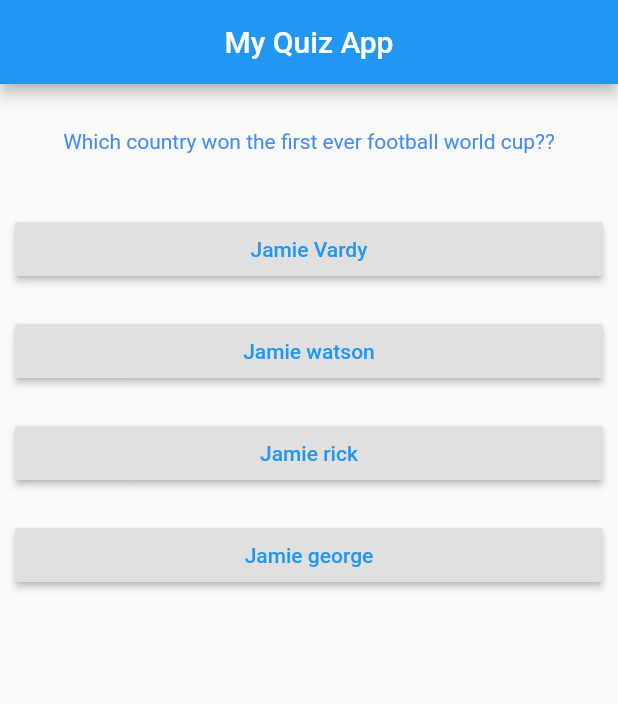
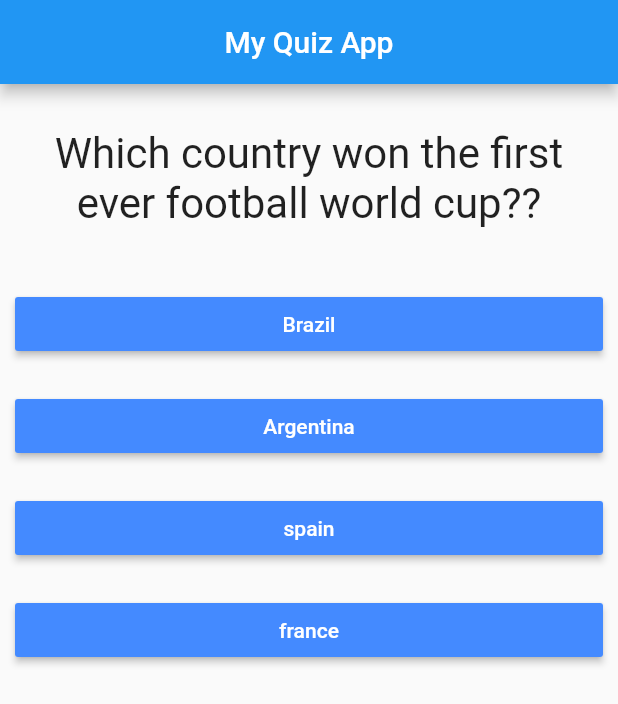
Before and after one commit to pritom006/New-Quiz-App, a Flutter app: the screen it shows after launch, after a tap on "Jamie Vardy", on a phone screen of 412 x 824 dp. Shown: the top 704 px of the screen. Run offline on Flutter 3.47's test engine with Material 2 defaults, Android fonts, the phone set to English and light mode, and no system bars.

Commit message:
this is the second commit

```diff
--- a/lib/answers.dart
+++ b/lib/answers.dart
@@ -11,16 +11,10 @@ class Answers extends StatelessWidget {
     return Container(
       width: double.infinity,
       margin: EdgeInsets.all(10),
-
-      // ignore: deprecated_member_use
       child: RaisedButton(
-        child: Text(
-          answerText,
-          style: TextStyle(
-            color: Colors.blue,
-          ),
-          textAlign: TextAlign.center,
-        ),
+        color: Colors.blueAccent,
+        textColor: Colors.white,
+        child: Text(answerText),
         onPressed: selectHandler,
       ),
     );
--- a/lib/main.dart
+++ b/lib/main.dart
@@ -26,19 +26,19 @@ class _MyAppState extends State<MyApp> {
     {
       'questionText': "Which country won the first ever football world cup??",
       'answers': [
-        {"text": "Jamie Vardy", 'score': 10},
-        {"text": "Jamie watson", 'score': 20},
-        {"text": "Jamie rick", 'score': 30},
-        {"text": "Jamie george", 'score': 40},
+        {"text": "Brazil", 'score': 10},
+        {"text": "Argentina", 'score': 20},
+        {"text": "spain", 'score': 30},
+        {"text": "france", 'score': 40},
       ],
     },
     {
       'questionText': "How many regulation strokes are there in swimming?",
       'answers': [
-        {"text": "Jamie Vardy", 'score': 10},
-        {"text": "Jamie watson", 'score': 20},
-        {"text": "Jamie rick", 'score': 30},
-        {"text": "Jamie george", 'score': 40},
+        {"text": "watson", 'score': 10},
+        {"text": "Jamie", 'score': 20},
+        {"text": "rick", 'score': 30},
+        {"text": "george", 'score': 40},
       ],
     },
     {
@@ -53,10 +53,10 @@ class _MyAppState extends State<MyApp> {
     {
       'questionText': "How many gold medals has Usain Bolt won?",
       'answers': [
-        {"text": "Jamie Vardy", 'score': 10},
-        {"text": "Jamie watson", 'score': 20},
-        {"text": "Jamie rick", 'score': 30},
-        {"text": "Jamie george", 'score': 40},
+        {"text": "2", 'score': 10},
+        {"text": "7", 'score': 20},
+        {"text": "5", 'score': 30},
+        {"text": "6", 'score': 40},
       ],
     },
     {
@@ -107,12 +107,12 @@ class _MyAppState extends State<MyApp> {
     },
     {
       'questionText':
-          "Who has won more tennis grand slam titles – Venus Williams or Serena Williams?",
+          "The Los Angeles Lakers and New York Knicks play which sport?",
       'answers': [
-        {"text": "Jamie Vardy", 'score': 10},
-        {"text": "Jamie watson", 'score': 20},
-        {"text": "Jamie rick", 'score': 30},
-        {"text": "Jamie george", 'score': 40},
+        {"text": "Football", 'score': 10},
+        {"text": "Hockey", 'score': 20},
+        {"text": "Cricket", 'score': 30},
+        {"text": "Basketball", 'score': 40},
       ],
     },
     {
@@ -155,9 +155,38 @@ class _MyAppState extends State<MyApp> {
       ],
     },
     {
-      'questionText': "The Chicago Cubs and Boston Red Sox play which sport?",
+      'questionText': "Where is the next Olympic Games set to take place?",
       'answers': [
         {"text": "Jamie Vardy", 'score': 10},
+        {"text": "Tokyo", 'score': 20},
+        {"text": "Jamie rick", 'score': 30},
+        {"text": "Jamie george", 'score': 40},
+      ],
+    },
+    {
+      'questionText': "What is the biggest capacity cricket ground in England?",
+      'answers': [
+        {"text": "Jamie Vardy", 'score': 10},
+        {"text": "Jamie watson", 'score': 20},
+        {"text": "Jamie rick", 'score': 30},
+        {"text": "Lord’s", 'score': 40},
+      ],
+    },
+    {
+      'questionText':
+          "Tiger Woods won his first major in over a decade at which 2019 tournament?",
+      'answers': [
+        {"text": "Jamie Vardy", 'score': 10},
+        {"text": "The Masters", 'score': 20},
+        {"text": "Jamie rick", 'score': 30},
+        {"text": "Jamie george", 'score': 40},
+      ],
+    },
+    {
+      'questionText':
+          "Which female tennis player has won the highest number of Grand Slams?",
+      'answers': [
+        {"text": "Margaret Court", 'score': 10},
         {"text": "Jamie watson", 'score': 20},
         {"text": "Jamie rick", 'score': 30},
         {"text": "Jamie george", 'score': 40},
@@ -165,36 +194,9 @@ class _MyAppState extends State<MyApp> {
     },
     {
       'questionText':
-          "Who was the top scorer in the 2019/20 Premier League season?",
+          "Jurgen Klopp began his manegeral career ayt which German club?",
       'answers': [
-        {"text": "Jamie Vardy", 'score': 10},
-        {"text": "Jamie watson", 'score': 20},
-        {"text": "Jamie rick", 'score': 30},
-        {"text": "Jamie george", 'score': 40},
-      ],
-    },
-    {
-      'questionText': "What international rugby team are known as the Pumas?",
-      'answers': [
-        {"text": "Jamie Vardy", 'score': 10},
-        {"text": "Jamie watson", 'score': 20},
-        {"text": "Jamie rick", 'score': 30},
-        {"text": "Jamie george", 'score': 40},
-      ],
-    },
-    {
-      'questionText': "Who is the Premier League’s all-time top scorer?",
-      'answers': [
-        {"text": "Jamie Vardy", 'score': 10},
-        {"text": "Jamie watson", 'score': 20},
-        {"text": "Jamie rick", 'score': 30},
-        {"text": "Jamie george", 'score': 40},
-      ],
-    },
-    {
-      'questionText': "Which course is The Masters golf tournament held?",
-      'answers': [
-        {"text": "Jamie Vardy", 'score': 10},
+        {"text": "Mainz 05", 'score': 10},
         {"text": "Jamie watson", 'score': 20},
         {"text": "Jamie rick", 'score': 30},
         {"text": "Jamie george", 'score': 40},
--- a/lib/questions.dart
+++ b/lib/questions.dart
@@ -11,7 +11,9 @@ class Questions extends StatelessWidget {
       margin: EdgeInsets.all(30),
       child: Text(
         questionText,
-        style: TextStyle(color: Colors.blueAccent),
+        style: TextStyle(
+          fontSize: 28,
+        ),
         textAlign: TextAlign.center,
       ),
     );
```
